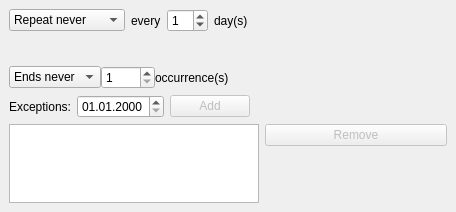
chusopr/kdepim-ktimetracker-akonadi, file incidenceeditor-ng/eventortodomoremobile.ui: the form before one commit.
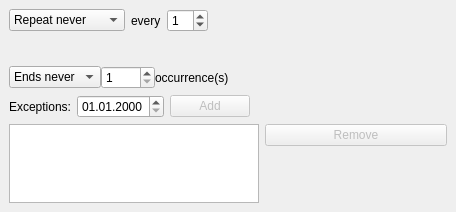
The form after the commit. The open tabs and pages were chosen to show the change. Custom widgets are drawn as their Qt base class.

The edit to the form file:
```diff
--- a/incidenceeditor-ng/eventortodomoremobile.ui
+++ b/incidenceeditor-ng/eventortodomoremobile.ui
@@ -400,9 +400,6 @@
           <verstretch>0</verstretch>
          </sizepolicy>
         </property>
-        <property name="text">
-         <string>day(s)</string>
-        </property>
        </widget>
       </item>
       <item>
```
Left out of the diff: 8 changed lines with no effect on the pictures.
